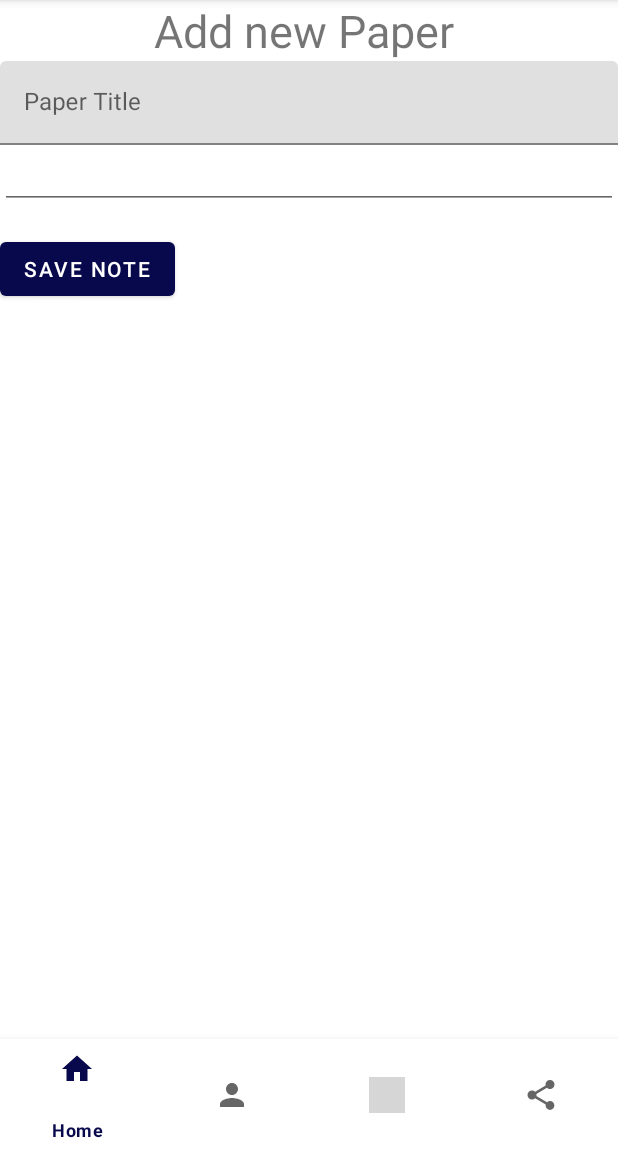
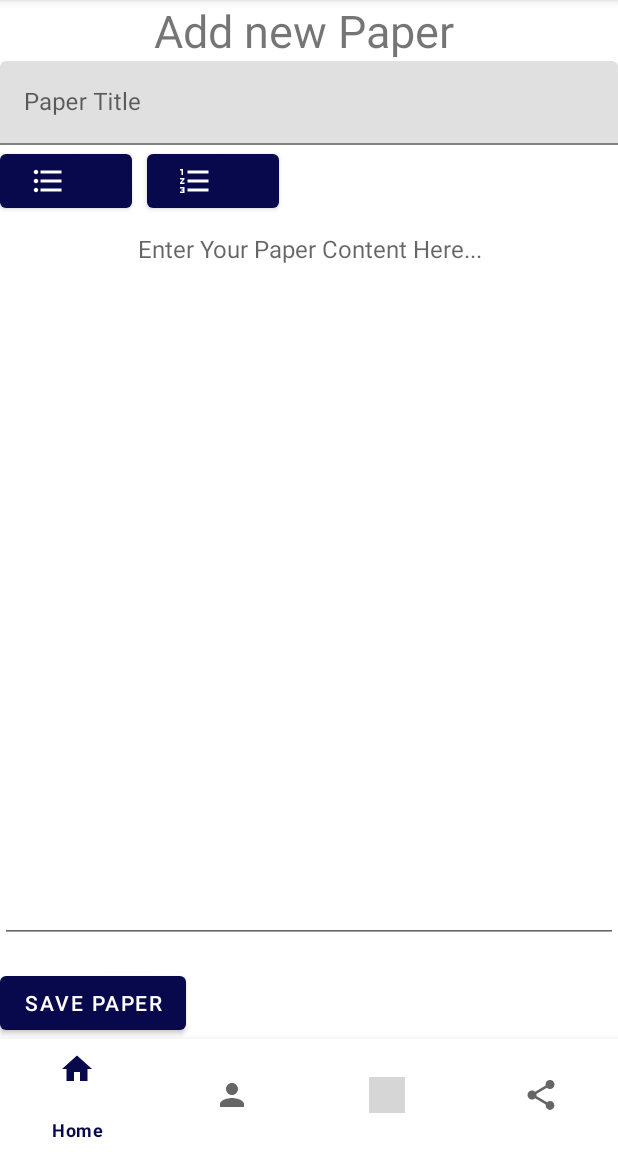
Before and after one commit to ChaudhryAyaz/paperMakingApp, an Android app: the screen it shows after launch once a user with an empty profile is signed in (MainActivity), after a tap on "Add new", on a phone screen of 412 x 824 dp, the part 84-1236 px from its top. Run offline under Robolectric (Android 15) with nearby library versions, the phone set to English and light mode, and no system bars; our stand-ins replace CircleImageView, Firebase (no records; nobody signed in at launch, a user with empty details on screens opened directly), Picasso; libraries missing offline, so code that uses them is left out: okhttp3.internal; pictures from the network do not load; grey boxes are pictures that could not be loaded.

Commit message:
Bullets and number formated has been added

```diff
--- a/app/src/main/java/com/fypgroup/papermakerapp/addnewpaperFragment.kt
+++ b/app/src/main/java/com/fypgroup/papermakerapp/addnewpaperFragment.kt
@@ -26,7 +26,8 @@
     lateinit var txttitle :EditText;
     lateinit var txtcontent: EditText;
     lateinit var btnsave: Button;
-
+    lateinit var btnbullet : Button;
+    lateinit var btnNumbering : Button;
     override fun onCreate(savedInstanceState: Bundle?) {
         super.onCreate(savedInstanceState)
         arguments?.let {
@@ -43,7 +44,15 @@
         txttitle=view.findViewById(R.id.txttitle)
         txtcontent = view.findViewById(R.id.txtpapercontent)
         btnsave = view.findViewById(R.id.btnsavepaper)
+        btnbullet= view.findViewById(R.id.bulletButton);
+        btnNumbering=view.findViewById(R.id.numberButton);
+        btnbullet.setOnClickListener {
+            addBulletToList(view)
 
+        }
+        btnNumbering.setOnClickListener {
+            addNumberToList(view)
+        }
         btnsave.setOnClickListener {
         val paper = dataclasspaper(title = txttitle.text.toString(), content = txtcontent.text.toString().trim())
 
@@ -66,4 +75,28 @@
                 }
             }
     }
+
+    fun addBulletToList(view: View) {
+        val selectedText = txtcontent.text.toString().substring(
+            txtcontent.selectionStart,
+            txtcontent.selectionEnd
+        )
+        val bulletText = "\u2022 $selectedText\n" // Bullet symbol: \u2022
+        insertTextAtCursor(bulletText)
+    }
+
+    fun addNumberToList(view: View) {
+        val selectedText = txtcontent.text.toString().substring(
+            txtcontent.selectionStart,
+            txtcontent.selectionEnd
+        )
+        val numberText = "${txtcontent.lineCount}. $selectedText\n"
+        insertTextAtCursor(numberText)
+    }
+
+    private fun insertTextAtCursor(text: String) {
+        val editable = txtcontent.text
+        val start = txtcontent.selectionStart
+        editable.insert(start, text)
+    }
 }
--- /dev/null
+++ b/app/src/main/res/drawable/format_list_bulleted_24.xml
@@ -0,0 +1,5 @@
+<vector android:autoMirrored="true" android:height="24dp"
+    android:tint="#FFFFFF" android:viewportHeight="24"
+    android:viewportWidth="24" android:width="24dp" xmlns:android="http://schemas.android.com/apk/res/android">
+    <path android:fillColor="@android:color/white" android:pathData="M4,10.5c-0.83,0 -1.5,0.67 -1.5,1.5s0.67,1.5 1.5,1.5 1.5,-0.67 1.5,-1.5 -0.67,-1.5 -1.5,-1.5zM4,4.5c-0.83,0 -1.5,0.67 -1.5,1.5S3.17,7.5 4,7.5 5.5,6.83 5.5,6 4.83,4.5 4,4.5zM4,16.5c-0.83,0 -1.5,0.68 -1.5,1.5s0.68,1.5 1.5,1.5 1.5,-0.68 1.5,-1.5 -0.67,-1.5 -1.5,-1.5zM7,19h14v-2L7,17v2zM7,13h14v-2L7,11v2zM7,5v2h14L21,5L7,5z"/>
+</vector>
--- /dev/null
+++ b/app/src/main/res/drawable/numbering.xml
@@ -0,0 +1,5 @@
+<vector android:height="24dp" android:tint="#FFFFFF"
+    android:viewportHeight="24" android:viewportWidth="24"
+    android:width="24dp" xmlns:android="http://schemas.android.com/apk/res/android">
+    <path android:fillColor="@android:color/white" android:pathData="M2,17h2v0.5L3,17.5v1h1v0.5L2,19v1h3v-4L2,16v1zM3,8h1L4,4L2,4v1h1v3zM2,11h1.8L2,13.1v0.9h3v-1L3.2,13L5,10.9L5,10L2,10v1zM7,5v2h14L21,5L7,5zM7,19h14v-2L7,17v2zM7,13h14v-2L7,11v2z"/>
+</vector>
--- a/app/src/main/res/layout/fragment_addnewpaper.xml
+++ b/app/src/main/res/layout/fragment_addnewpaper.xml
@@ -22,17 +22,44 @@
             android:layout_height="wrap_content"
             android:id="@+id/txttitle"
             >
-
         </com.google.android.material.textfield.TextInputEditText>
     </com.google.android.material.textfield.TextInputLayout>
+
+    <LinearLayout
+        android:layout_gravity="center"
+        android:layout_width="match_parent"
+        android:layout_height="wrap_content"
+        android:orientation="horizontal">
+    <Button
+        android:id="@+id/bulletButton"
+        android:layout_width="wrap_content"
+        android:layout_height="wrap_content"
+        android:drawableLeft="@drawable/format_list_bulleted_24"
+        android:paddingLeft="20dip"
+        android:paddingRight="20dip"
+         />
+
+        <Button
+            android:drawableLeft="@drawable/numbering"
+            android:paddingLeft="20dip"
+            android:paddingRight="20dip"
+            android:id="@+id/numberButton"
+            android:layout_width="wrap_content"
+            android:layout_height="wrap_content"
+            android:layout_marginStart="10sp"
+             />
+    </LinearLayout>
     <EditText
+        android:textAlignment="center"
+        android:hint="Enter Your Paper Content Here..."
         android:inputType="textMultiLine|textCapSentences"
         android:gravity="start|top"
         android:textSize="16sp"
         android:layout_width="match_parent"
         android:id="@+id/txtpapercontent"
-        android:layout_gravity="fill_vertical"
-        android:layout_height="wrap_content"
+        android:layout_weight="1"
+        android:layout_height="0dp"
+        android:isScrollContainer="true"
         >
 
     </EditText>
@@ -41,6 +68,6 @@
         android:layout_width="wrap_content"
         android:layout_height="wrap_content"
         android:layout_marginTop="16dp"
-        android:text="Save Note" />
+        android:text="Save Paper" />
 
 </LinearLayout>
```
